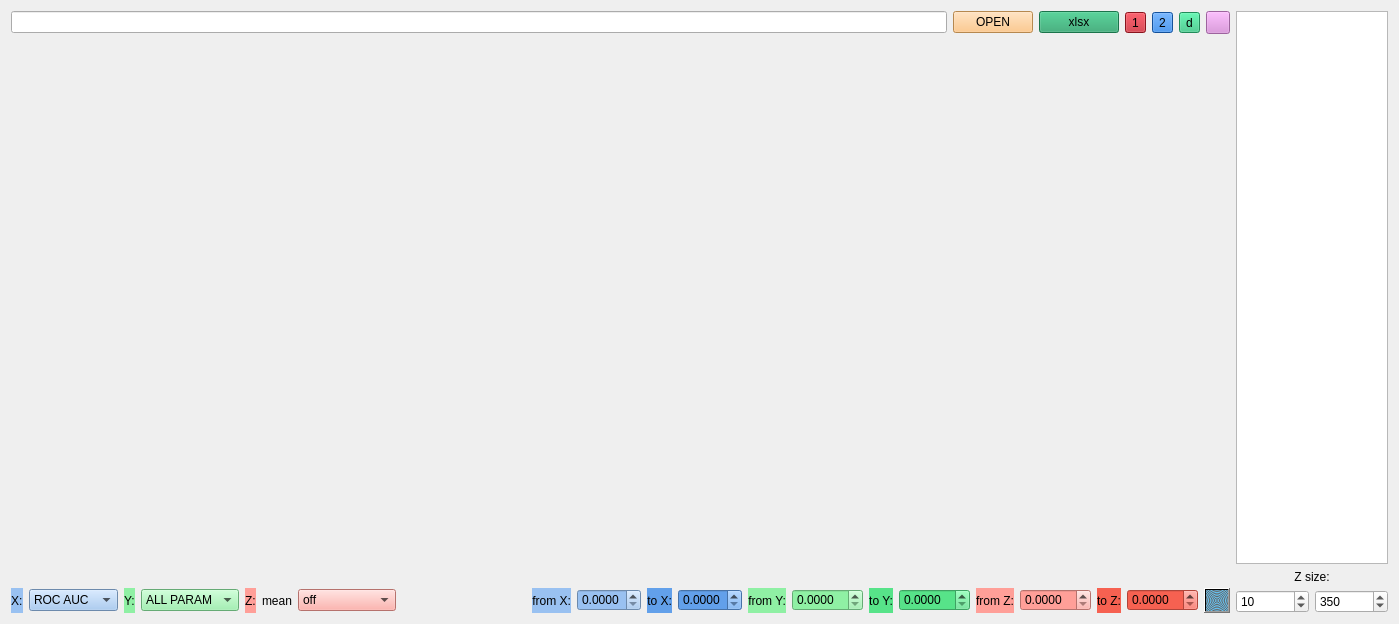
First picture: the form in qt/rnd_param_view.ui, repository idergunoff/random_param_view, before the edit.
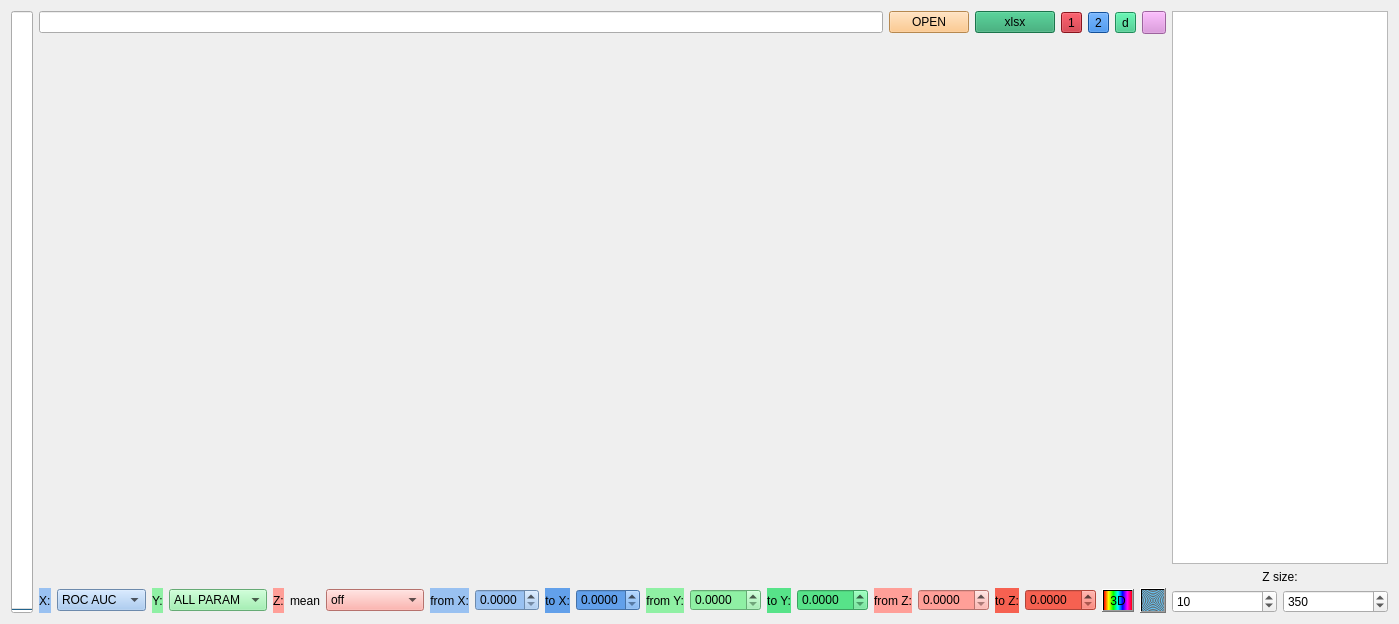
Second picture: the form after the edit.

Patch:
```diff
--- a/qt/rnd_param_view.ui
+++ b/qt/rnd_param_view.ui
@@ -13,8 +13,8 @@
   <property name="windowTitle">
    <string>RandomParamView</string>
   </property>
-  <layout class="QGridLayout" name="gridLayout_10" columnstretch="8,1">
-   <item row="0" column="0">
+  <layout class="QGridLayout" name="gridLayout_10" columnstretch="8,1,0">
+   <item row="0" column="1">
     <layout class="QGridLayout" name="gridLayout_6" rowstretch="0,1,0">
      <item row="0" column="0">
       <layout class="QGridLayout" name="gridLayout_4">
@@ -500,11 +500,21 @@
          </property>
         </widget>
        </item>
+       <item row="0" column="20">
+        <widget class="QToolButton" name="toolButton_3d">
+         <property name="styleSheet">
+          <string notr="true">background-color: qlineargradient(spread:pad, x1:0, y1:0, x2:1, y2:0, stop:0 rgba(255, 0, 0, 255), stop:0.166 rgba(255, 255, 0, 255), stop:0.333 rgba(0, 255, 0, 255), stop:0.5 rgba(0, 255, 255, 255), stop:0.666 rgba(0, 0, 255, 255), stop:0.833 rgba(255, 0, 255, 255), stop:1 rgba(255, 0, 0, 255));</string>
+         </property>
+         <property name="text">
+          <string>3D</string>
+         </property>
+        </widget>
+       </item>
       </layout>
      </item>
     </layout>
    </item>
-   <item row="0" column="1">
+   <item row="0" column="2">
     <layout class="QGridLayout" name="gridLayout_8">
      <item row="0" column="0">
       <widget class="QListWidget" name="listWidget"/>
@@ -562,6 +572,16 @@
      </item>
     </layout>
    </item>
+   <item row="0" column="0">
+    <widget class="QProgressBar" name="progressBar">
+     <property name="value">
+      <number>0</number>
+     </property>
+     <property name="orientation">
+      <enum>Qt::Vertical</enum>
+     </property>
+    </widget>
+   </item>
   </layout>
  </widget>
  <resources/>
```
